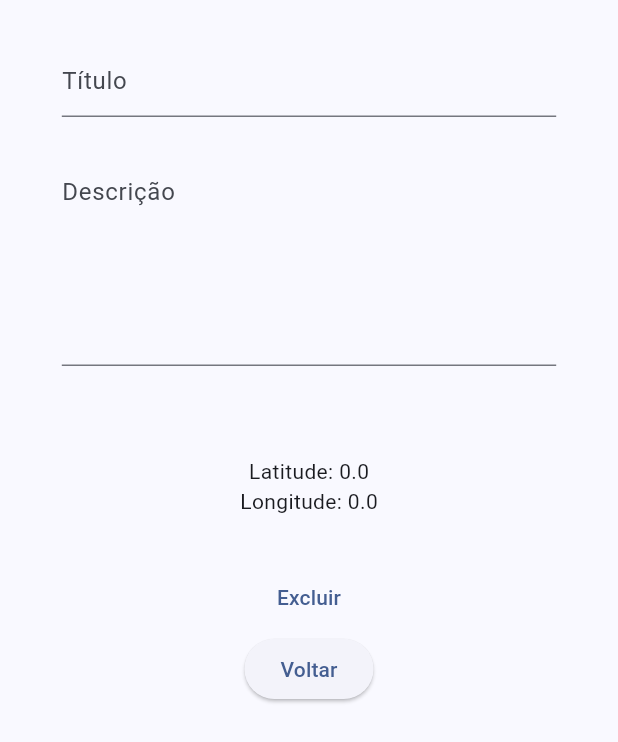
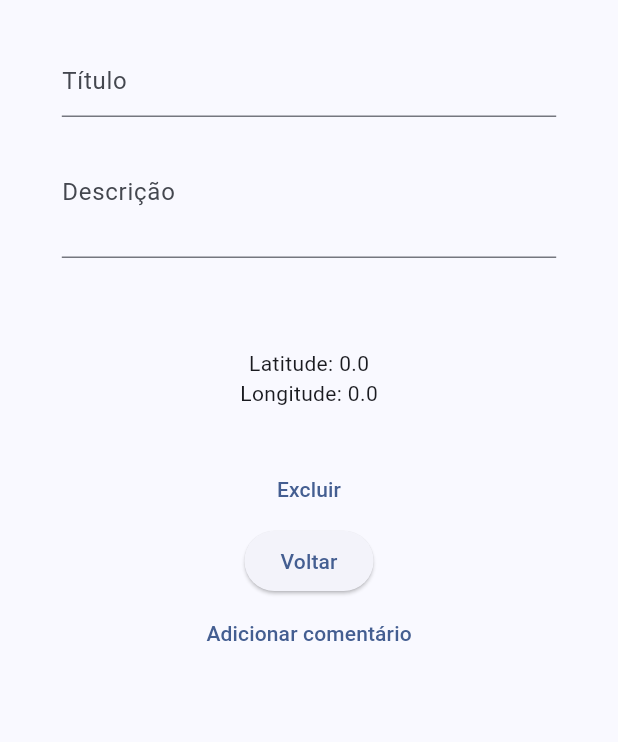
Before and after one commit to CaioSchnepper/SuficienciaDispMoveis, a Flutter app: the SolicitacaoDetailsView screen opened directly with empty values, on a phone screen of 412 x 824 dp. Shown: the top 742 px of the screen. Run offline on Flutter 3.47's test engine with Material 3 defaults, Android fonts, the light colour scheme and no system bars; our stand-ins replace camera, firebase_auth, firebase_core, firebase_database, geolocator, permission_handler; accounts and stored records are empty; generated files the repository leaves out were written again.

Commit message:
feat: adição de comentários

```diff
--- a/lib/src/solicitacoes_feature/solicitacao_details_view.dart
+++ b/lib/src/solicitacoes_feature/solicitacao_details_view.dart
@@ -54,8 +54,8 @@ class SolicitacaoDetailsViewState extends State<SolicitacaoDetailsView> {
                 width: MediaQuery.of(context).size.width * 0.8,
                 child: TextField(
                   controller: _descriptionController,
-                  minLines: 5,
-                  maxLines: 7,
+                  minLines: 2,
+                  maxLines: 5,
                   decoration: const InputDecoration(
                     hintText: 'Descrição',
                   ),
@@ -67,7 +67,7 @@ class SolicitacaoDetailsViewState extends State<SolicitacaoDetailsView> {
               widget.solicitacao.photo == ""
                   ? const SizedBox()
                   : SizedBox(
-                      height: 250,
+                      height: 200,
                       child:
                           Image.memory(base64Decode(widget.solicitacao.photo)),
                     ),
@@ -95,6 +95,25 @@ class SolicitacaoDetailsViewState extends State<SolicitacaoDetailsView> {
                 },
                 child: const Text('Voltar'),
               ),
+              Column(
+                children: <Widget>[
+                  for (var item in widget.solicitacao.comments)
+                    Padding(
+                      padding: const EdgeInsets.symmetric(
+                          vertical: 6, horizontal: 12),
+                      child: ListTile(
+                        title: Text(
+                          item,
+                          style: const TextStyle(fontSize: 14),
+                        ),
+                      ),
+                    ),
+                ],
+              ),
+              TextButton(
+                onPressed: () => _addComment(),
+                child: const Text('Adicionar comentário'),
+              ),
             ],
           ),
         ],
@@ -119,4 +138,35 @@ class SolicitacaoDetailsViewState extends State<SolicitacaoDetailsView> {
       );
     }
   }
+
+  void _addComment() {
+    final TextEditingController commentController = TextEditingController();
+
+    showDialog<String>(
+      context: context,
+      builder: (context) => AlertDialog(
+        title: const Text("Adição de comentário"),
+        content: TextField(
+          controller: commentController,
+          decoration: const InputDecoration(hintText: 'Descrição'),
+        ),
+        actions: [
+          ElevatedButton(
+              onPressed: () => Navigator.pop(context),
+              child: const Text('Cancelar')),
+          ElevatedButton(
+              onPressed: () => {
+                    _pushComment(commentController.text),
+                    Navigator.pop(context, commentController.text)
+                  },
+              child: const Text('Confirmar')),
+        ],
+      ),
+    );
+  }
+
+  _pushComment(String value) {
+    widget.solicitacao.comments.add(value);
+    SolicitacoesService().update(widget.solicitacao);
+  }
 }
```
